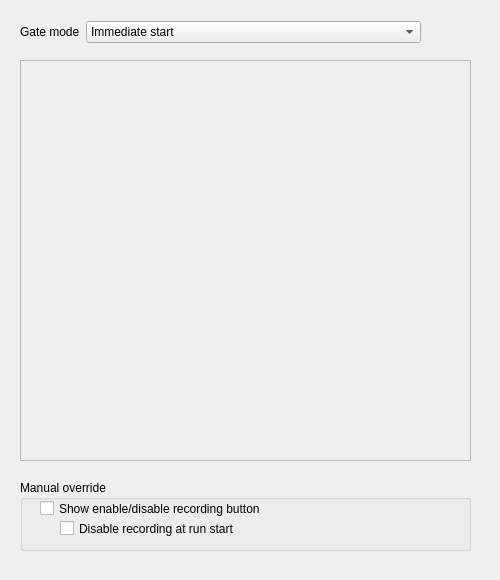
Qt form Forms/GateTab.ui (billkarsh/SpikeGLX) before a commit.
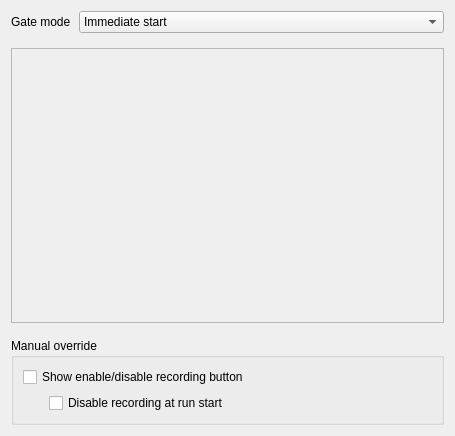
The same form after that commit.

Patch:
```diff
--- a/Forms/GateTab.ui
+++ b/Forms/GateTab.ui
@@ -6,8 +6,8 @@
    <rect>
     <x>0</x>
     <y>0</y>
-    <width>500</width>
-    <height>580</height>
+    <width>455</width>
+    <height>436</height>
    </rect>
   </property>
   <property name="sizePolicy">
@@ -19,32 +19,15 @@
   <property name="windowTitle">
    <string>Form</string>
   </property>
-  <widget class="QFrame" name="gateFrame">
-   <property name="geometry">
-    <rect>
-     <x>20</x>
-     <y>60</y>
-     <width>451</width>
-     <height>401</height>
-    </rect>
+  <layout class="QGridLayout" name="gridLayout_2">
+   <property name="verticalSpacing">
+    <number>15</number>
    </property>
-   <property name="frameShape">
-    <enum>QFrame::StyledPanel</enum>
-   </property>
-   <property name="frameShadow">
-    <enum>QFrame::Sunken</enum>
-   </property>
-  </widget>
-  <widget class="QWidget" name="horizontalLayoutWidget">
-   <property name="geometry">
-    <rect>
-     <x>20</x>
-     <y>20</y>
-     <width>401</width>
-     <height>24</height>
-    </rect>
-   </property>
+   <item row="0" column="0">
    <layout class="QHBoxLayout" name="horizontalLayout">
+     <property name="spacing">
+      <number>8</number>
+     </property>
     <item>
      <widget class="QLabel" name="gateModeLabel">
       <property name="text">
@@ -79,46 +62,75 @@
      </widget>
     </item>
    </layout>
-  </widget>
+   </item>
+   <item row="1" column="0">
+    <widget class="QFrame" name="gateFrame">
+     <property name="sizePolicy">
+      <sizepolicy hsizetype="Expanding" vsizetype="Expanding">
+       <horstretch>0</horstretch>
+       <verstretch>0</verstretch>
+      </sizepolicy>
+     </property>
+     <property name="frameShape">
+      <enum>QFrame::StyledPanel</enum>
+     </property>
+     <property name="frameShadow">
+      <enum>QFrame::Sunken</enum>
+     </property>
+    </widget>
+   </item>
+   <item row="2" column="0">
   <widget class="QGroupBox" name="manOvGB">
-   <property name="geometry">
-    <rect>
-     <x>20</x>
-     <y>480</y>
-     <width>451</width>
-     <height>71</height>
-    </rect>
-   </property>
    <property name="title">
     <string>Manual override</string>
    </property>
-   <widget class="QCheckBox" name="manOvShowButChk">
-    <property name="geometry">
-     <rect>
-      <x>20</x>
-      <y>20</y>
-      <width>301</width>
-      <height>17</height>
-     </rect>
-    </property>
-    <property name="text">
-     <string>Show enable/disable recording button</string>
-    </property>
-   </widget>
+     <layout class="QGridLayout" name="gridLayout">
+      <item row="1" column="1">
    <widget class="QCheckBox" name="manOvInitOffChk">
-    <property name="geometry">
-     <rect>
-      <x>40</x>
-      <y>40</y>
-      <width>301</width>
-      <height>17</height>
-     </rect>
+        <property name="sizePolicy">
+         <sizepolicy hsizetype="Expanding" vsizetype="Fixed">
+          <horstretch>0</horstretch>
+          <verstretch>0</verstretch>
+         </sizepolicy>
     </property>
     <property name="text">
      <string>Disable recording at run start</string>
     </property>
    </widget>
-  </widget>
+      </item>
+      <item row="1" column="0">
+       <spacer name="horizontalSpacer">
+        <property name="orientation">
+         <enum>Qt::Horizontal</enum>
+        </property>
+        <property name="sizeType">
+         <enum>QSizePolicy::Preferred</enum>
+        </property>
+        <property name="sizeHint" stdset="0">
+         <size>
+          <width>20</width>
+          <height>20</height>
+         </size>
+        </property>
+       </spacer>
+      </item>
+      <item row="0" column="0" colspan="2">
+       <widget class="QCheckBox" name="manOvShowButChk">
+        <property name="sizePolicy">
+         <sizepolicy hsizetype="Expanding" vsizetype="Fixed">
+          <horstretch>0</horstretch>
+          <verstretch>0</verstretch>
+         </sizepolicy>
+        </property>
+        <property name="text">
+         <string>Show enable/disable recording button</string>
+        </property>
+       </widget>
+      </item>
+     </layout>
+    </widget>
+   </item>
+  </layout>
  </widget>
  <resources/>
  <connections/>
```
Lines whose indentation alone changed are shown as unchanged.
